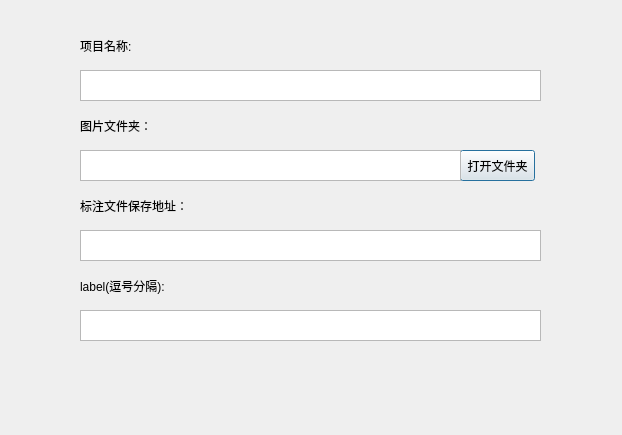
yuqj1991/annoLabel, file SmartLabel/defaultannodialog.ui: the form before one commit.
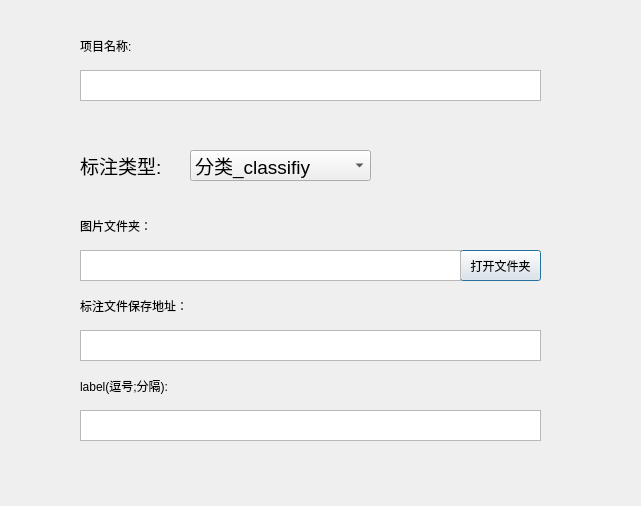
The form after the commit.

The edit to the form file:
```diff
--- a/SmartLabel/defaultannodialog.ui
+++ b/SmartLabel/defaultannodialog.ui
@@ -6,8 +6,8 @@
    <rect>
     <x>0</x>
     <y>0</y>
-    <width>622</width>
-    <height>435</height>
+    <width>641</width>
+    <height>506</height>
    </rect>
   </property>
   <property name="windowTitle">
@@ -17,8 +17,8 @@
    <property name="geometry">
     <rect>
      <x>80</x>
-     <y>110</y>
-     <width>71</width>
+     <y>210</y>
+     <width>81</width>
      <height>31</height>
     </rect>
    </property>
@@ -43,20 +43,20 @@
    <property name="geometry">
     <rect>
      <x>80</x>
-     <y>270</y>
-     <width>111</width>
+     <y>370</y>
+     <width>131</width>
      <height>31</height>
     </rect>
    </property>
    <property name="text">
-    <string>label(逗号分隔):</string>
+    <string>label(逗号;分隔):</string>
    </property>
   </widget>
   <widget class="QTextEdit" name="textEdit_4">
    <property name="geometry">
     <rect>
      <x>80</x>
-     <y>310</y>
+     <y>410</y>
      <width>461</width>
      <height>31</height>
     </rect>
@@ -66,11 +66,17 @@
    <property name="geometry">
     <rect>
      <x>460</x>
-     <y>150</y>
-     <width>75</width>
+     <y>250</y>
+     <width>81</width>
      <height>31</height>
     </rect>
    </property>
+   <property name="font">
+    <font>
+     <family>Times New Roman</family>
+     <pointsize>9</pointsize>
+    </font>
+   </property>
    <property name="text">
     <string>打开文件夹</string>
    </property>
@@ -89,8 +95,8 @@
    <property name="geometry">
     <rect>
      <x>80</x>
-     <y>190</y>
-     <width>111</width>
+     <y>290</y>
+     <width>131</width>
      <height>31</height>
     </rect>
    </property>
@@ -102,7 +108,7 @@
    <property name="geometry">
     <rect>
      <x>80</x>
-     <y>150</y>
+     <y>250</y>
      <width>381</width>
      <height>31</height>
     </rect>
@@ -112,12 +118,70 @@
    <property name="geometry">
     <rect>
      <x>80</x>
-     <y>230</y>
+     <y>330</y>
      <width>461</width>
      <height>31</height>
     </rect>
    </property>
   </widget>
+  <widget class="QComboBox" name="annoType_comboBox">
+   <property name="geometry">
+    <rect>
+     <x>190</x>
+     <y>150</y>
+     <width>181</width>
+     <height>31</height>
+    </rect>
+   </property>
+   <property name="font">
+    <font>
+     <pointsize>14</pointsize>
+    </font>
+   </property>
+   <item>
+    <property name="text">
+     <string>分类_classifiy</string>
+    </property>
+   </item>
+   <item>
+    <property name="text">
+     <string>点_points</string>
+    </property>
+   </item>
+   <item>
+    <property name="text">
+     <string>矩形框_rect</string>
+    </property>
+   </item>
+   <item>
+    <property name="text">
+     <string>分割_segement</string>
+    </property>
+   </item>
+   <item>
+    <property name="text">
+     <string>3D_目标检测</string>
+    </property>
+   </item>
+  </widget>
+  <widget class="QLabel" name="label_5">
+   <property name="geometry">
+    <rect>
+     <x>80</x>
+     <y>150</y>
+     <width>101</width>
+     <height>31</height>
+    </rect>
+   </property>
+   <property name="font">
+    <font>
+     <pointsize>14</pointsize>
+    </font>
+   </property>
+   <property name="text">
+    <string>标注类型:</string>
+   </property>
+  </widget>
  </widget>
  <resources/>
  <connections/>
```
Left out of the diff: 10 changed lines with no effect on the pictures.
